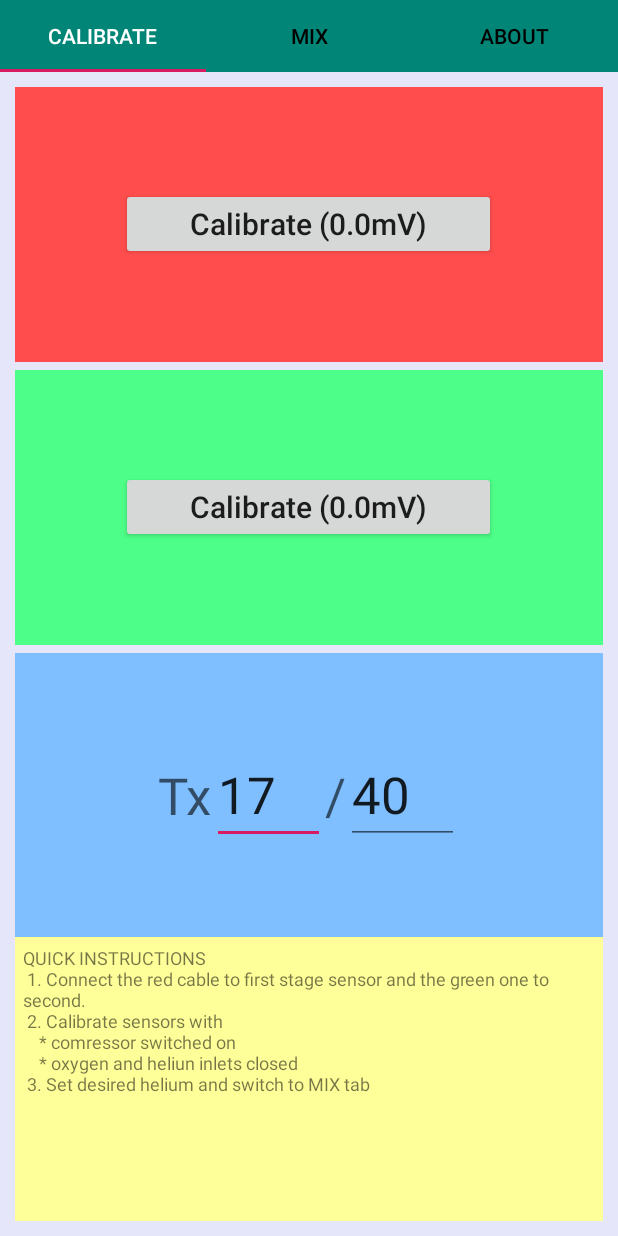
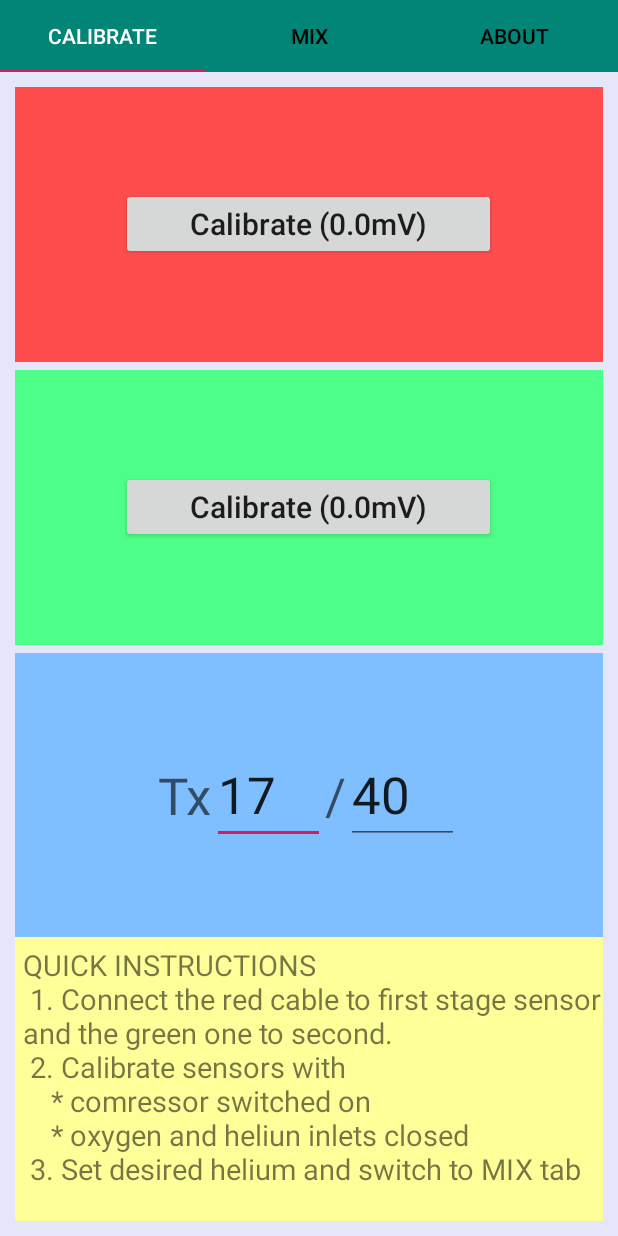
Before and after one commit to JureZelic/TrimixMix, an Android app: the screen it shows after launch (MainActivity), on a phone screen of 412 x 824 dp. Run offline under Robolectric (Android 15) with nearby library versions, the phone set to English and light mode, and no system bars; libraries missing offline, so code that uses them is left out: com.felhr.usbserial; 1 statement that could not run was skipped.

```diff
--- a/android/app/src/main/res/layout/fragment_calibrate.xml
+++ b/android/app/src/main/res/layout/fragment_calibrate.xml
@@ -104,7 +104,7 @@
             <TextView
                 android:layout_width="match_parent"
                 android:layout_height="match_parent"
-                android:textSize="12dp"
+                android:autoSizeTextType="uniform"
                 android:layout_marginTop="5dp"
                 android:layout_marginLeft="5dp"
                 android:text="QUICK INSTRUCTIONS\n 1. Connect the red cable to first stage sensor and the green one to second.\n 2. Calibrate sensors with\n    * comressor switched on\n    * oxygen and heliun inlets closed\n 3. Set desired helium and switch to MIX tab" />
--- a/android/app/src/main/res/layout/fragment_help.xml
+++ b/android/app/src/main/res/layout/fragment_help.xml
@@ -11,7 +11,7 @@
     <TextView
         android:layout_width="match_parent"
         android:layout_height="match_parent"
-        android:textSize="15dp"
+        android:autoSizeTextType="uniform"
         android:layout_marginTop="5dp"
         android:layout_marginLeft="5dp"
         android:text="Copyright © 2019 Jurij Zelič\n\nThis program comes with ABSOLUTELY NO WARRANTY.\n\nThis is free software, and you are welcome to redistribute it under the terms of GNU General Public License v3.0.\n\nHandling pure Oxygen and/or compressed gas is dangerous so make sure that you know exactly what you are doing before performing any activity\n\nVance Harlow's OXYGEN HACKER'S COMPANION book (airspeedpress.com) is a great start.\n\nTech Diving Mag - issue 11 also has an article on Continuous Gas Blending Using Double Oxygen Analyzer.\n\nSource code, schematics, gerber files, firmware and some useful tips can be found on https://github.com/JureZelic/TrimixMix\n\nThis version of TrimixMix only supports oxygen first mixing mode. If Helium first mode is needed please contact the developer."/>
```
